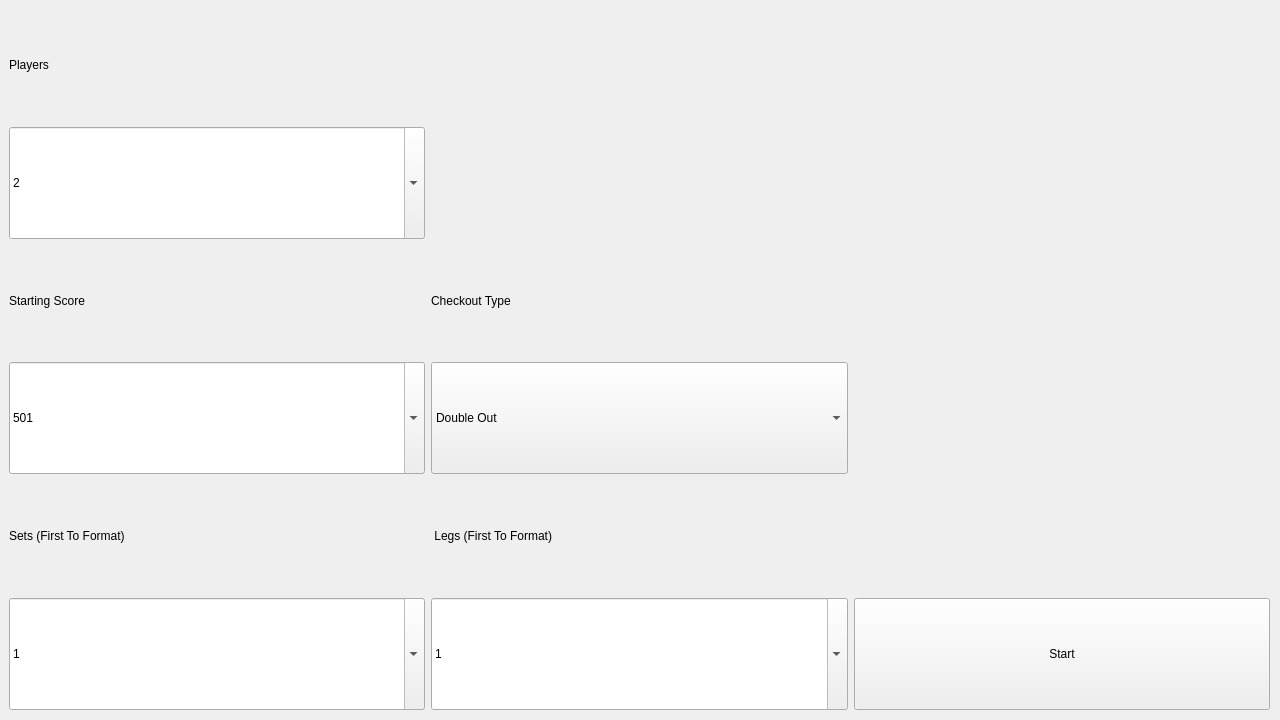
Above: darts-counter/mainwindow.ui from NoahWissler/darts-counter before the change. Below: the same form after it.
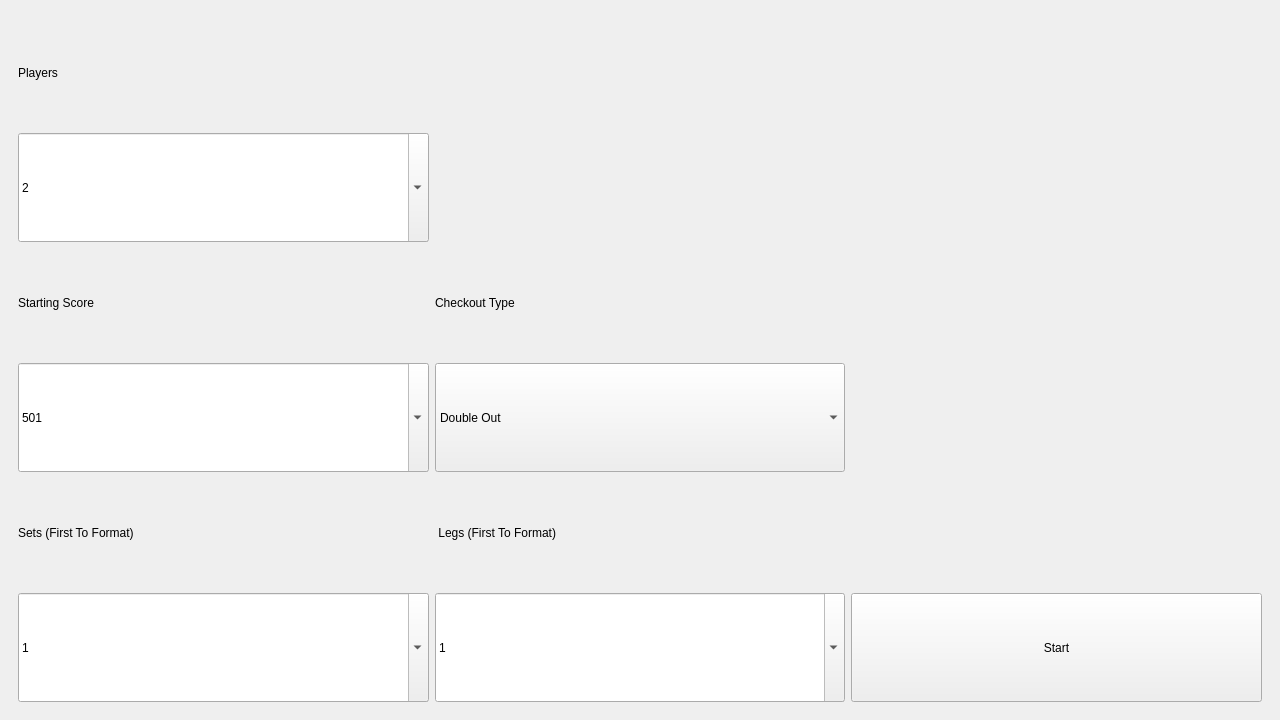
That is the form after the change.

Commit message: starting page resizable

Diff of the .ui file:
```diff
--- a/darts-counter/mainwindow.ui
+++ b/darts-counter/mainwindow.ui
@@ -27,15 +27,14 @@
        <number>0</number>
       </property>
       <widget class="QWidget" name="startingPage">
-       <widget class="QWidget" name="gridLayoutWidget">
-        <property name="geometry">
-         <rect>
-          <x>0</x>
-          <y>0</y>
-          <width>1261</width>
-          <height>701</height>
-         </rect>
-        </property>
+       <property name="sizePolicy">
+        <sizepolicy hsizetype="Preferred" vsizetype="Preferred">
+         <horstretch>0</horstretch>
+         <verstretch>0</verstretch>
+        </sizepolicy>
+       </property>
+       <layout class="QVBoxLayout" name="verticalLayout_6">
+        <item>
         <layout class="QGridLayout" name="gridLayout_2">
          <item row="4" column="2">
           <widget class="QLabel" name="label">
@@ -288,7 +287,8 @@
           </widget>
          </item>
         </layout>
-       </widget>
+        </item>
+       </layout>
       </widget>
       <widget class="QWidget" name="playingPage">
        <layout class="QVBoxLayout" name="verticalLayout_2" stretch="3,2">
```
Lines whose indentation alone changed are shown as unchanged.
